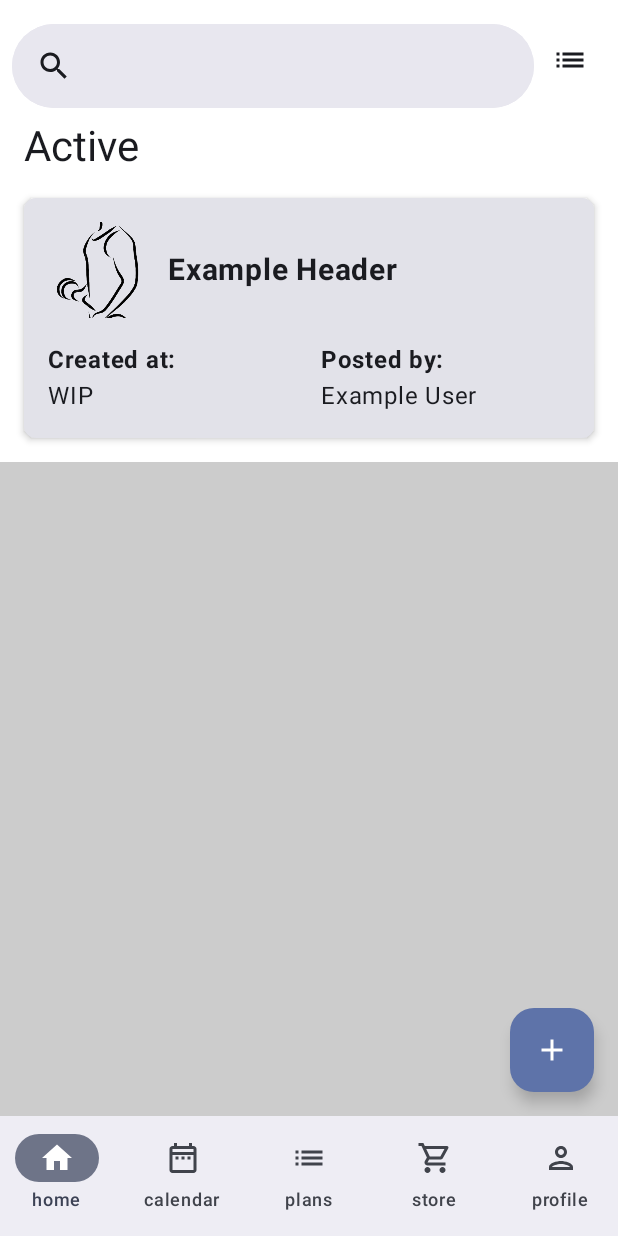
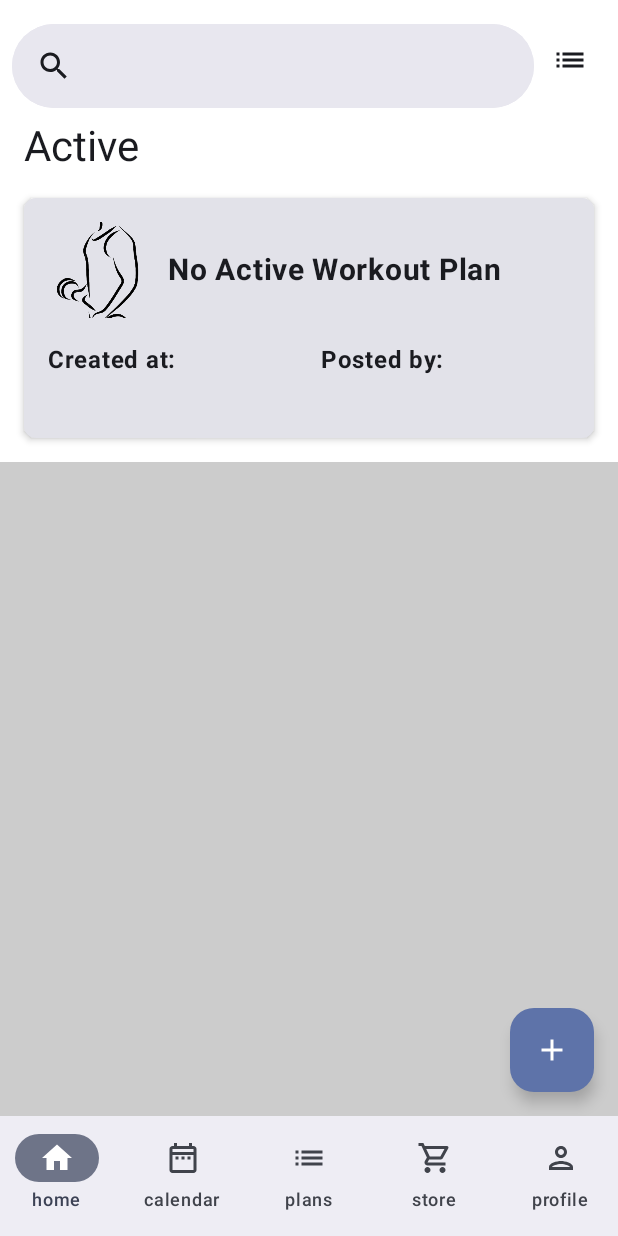
Before and after one commit to andrejkorica/MuscleStore2, an Android app built with Jetpack Compose: the PlansScreen screen opened through its navigation route, on a phone screen of 412 x 824 dp. Run offline under Robolectric (Android 15) with nearby library versions, the phone set to English and light mode, and no system bars.

Commit message:
plans view active works

```diff
--- a/app/src/main/java/hr/unipu/musclestore/viewmodels/WorkoutPlanViewModel.kt
+++ b/app/src/main/java/hr/unipu/musclestore/viewmodels/WorkoutPlanViewModel.kt
@@ -290,4 +290,100 @@ class WorkoutPlanViewModel : ViewModel() {
             }
         }
     }
+
+    // Function to retrieve the active workout plan
+    fun getActiveWorkoutPlan(
+        context: Context,
+        callback: (WorkoutPlan?, String?) -> Unit
+    ) {
+        val token = TokenManager.getToken(context)
+
+        viewModelScope.launch {
+            val response = getActiveWorkoutRequest(token)
+            val activeWorkoutId = parseActiveWorkoutIdFromJson(response)
+
+            if (activeWorkoutId != null) {
+                // Fetch the actual workout plan details using the active workout ID
+                getWorkoutPlanById(context, activeWorkoutId.toString()) { plan, error ->
+                    callback(plan, error)
+                }
+            } else {
+                callback(null, "Failed to parse active workout ID")
+            }
+        }
+    }
+
+    // Sends the request to retrieve the active workout plan
+    private suspend fun getActiveWorkoutRequest(token: String?): String? {
+        return withContext(Dispatchers.IO) {
+            val request = Request.Builder()
+                .url("http://10.0.2.2:8080/api/workout-plans/active")
+                .get()
+                .addHeader("Authorization", "Bearer $token")
+                .build()
+
+            try {
+                client.newCall(request).execute().use { response ->
+                    if (response.isSuccessful) {
+                        response.body?.string()
+                    } else {
+                        "Failed with response code ${response.code}, message: ${response.message}"
+                    }
+                }
+            } catch (e: IOException) {
+                Log.e("WorkoutPlanViewModel", "Exception during get active workout request: ${e.message}")
+                "Exception: ${e.message}"
+            }
+        }
+    }
+
+    // Parses the JSON response to extract active workout ID
+    private fun parseActiveWorkoutIdFromJson(json: String?): Int? {
+        return try {
+            val jsonObject = gson.fromJson(json, JsonObject::class.java)
+            jsonObject.get("workoutPlanId")?.asInt
+        } catch (e: Exception) {
+            Log.e("WorkoutPlanViewModel", "Exception during active workout ID parsing: ${e.message}")
+            null
+        }
+    }
+
+    // Function to set an active workout plan
+    fun setActiveWorkoutPlan(
+        context: Context,
+        workoutPlanId: Int,
+        callback: (Boolean, String?) -> Unit
+    ) {
+        val token = TokenManager.getToken(context)
+
+        viewModelScope.launch {
+            val response = setActiveWorkoutRequest(workoutPlanId, token)
+            val success = response != null && response.isEmpty()
+            callback(success, response)
+        }
+    }
+
+    // Sends the request to set an active workout plan
+    private suspend fun setActiveWorkoutRequest(workoutPlanId: Int, token: String?): String? {
+        return withContext(Dispatchers.IO) {
+            val request = Request.Builder()
+                .url("http://10.0.2.2:8080/api/workout-plans/$workoutPlanId/set-active")
+                .post(RequestBody.create("application/json; charset=utf-8".toMediaTypeOrNull(), "{}"))
+                .addHeader("Authorization", "Bearer $token")
+                .build()
+
+            try {
+                client.newCall(request).execute().use { response ->
+                    if (response.isSuccessful) {
+                        ""  // Return an empty string on successful request
+                    } else {
+                        "Failed with response code ${response.code}, message: ${response.message}"
+                    }
+                }
+            } catch (e: IOException) {
+                Log.e("WorkoutPlanViewModel", "Exception during set active workout request: ${e.message}")
+                "Exception: ${e.message}"
+            }
+        }
+    }
 }
--- a/app/src/main/java/hr/unipu/musclestore/views/PlansView.kt
+++ b/app/src/main/java/hr/unipu/musclestore/views/PlansView.kt
@@ -1,17 +1,37 @@
 package hr.unipu.musclestore.views
 
-import android.graphics.drawable.Drawable
 import androidx.compose.foundation.background
-import androidx.compose.foundation.layout.*
+import androidx.compose.foundation.layout.Box
+import androidx.compose.foundation.layout.Column
+import androidx.compose.foundation.layout.Row
+import androidx.compose.foundation.layout.Spacer
+import androidx.compose.foundation.layout.fillMaxHeight
+import androidx.compose.foundation.layout.fillMaxSize
+import androidx.compose.foundation.layout.fillMaxWidth
+import androidx.compose.foundation.layout.padding
 import androidx.compose.foundation.lazy.LazyColumn
 import androidx.compose.foundation.lazy.items
 import androidx.compose.foundation.shape.RoundedCornerShape
 import androidx.compose.material.icons.Icons
+import androidx.compose.material.icons.automirrored.filled.List
 import androidx.compose.material.icons.filled.Add
 import androidx.compose.material.icons.filled.List
 import androidx.compose.material.icons.filled.Search
-import androidx.compose.material3.*
-import androidx.compose.runtime.*
+import androidx.compose.material3.AlertDialog
+import androidx.compose.material3.Button
+import androidx.compose.material3.ExperimentalMaterial3Api
+import androidx.compose.material3.FloatingActionButton
+import androidx.compose.material3.Icon
+import androidx.compose.material3.IconButton
+import androidx.compose.material3.MaterialTheme
+import androidx.compose.material3.SearchBar
+import androidx.compose.material3.Text
+import androidx.compose.runtime.Composable
+import androidx.compose.runtime.LaunchedEffect
+import androidx.compose.runtime.getValue
+import androidx.compose.runtime.mutableStateOf
+import androidx.compose.runtime.remember
+import androidx.compose.runtime.setValue
 import androidx.compose.ui.Alignment
 import androidx.compose.ui.Modifier
 import androidx.compose.ui.graphics.Color
@@ -22,7 +42,6 @@ import androidx.compose.ui.res.imageResource
 import androidx.compose.ui.unit.dp
 import androidx.lifecycle.viewmodel.compose.viewModel
 import androidx.navigation.NavController
-import androidx.core.content.ContextCompat
 import hr.unipu.musclestore.R
 import hr.unipu.musclestore.composables.CustomCard
 import hr.unipu.musclestore.data.User
@@ -30,7 +49,6 @@ import hr.unipu.musclestore.data.WorkoutPlan
 import hr.unipu.musclestore.utils.Base64Manager.decodeBase64ToBitmap
 import hr.unipu.musclestore.utils.TimestampManager
 import hr.unipu.musclestore.viewmodel.WorkoutPlanViewModel
-
 @OptIn(ExperimentalMaterial3Api::class)
 @Composable
 fun PlansScreen(navController: NavController) {
@@ -40,12 +58,19 @@ fun PlansScreen(navController: NavController) {
     var text by remember { mutableStateOf("") }
     var showFilterDialog by remember { mutableStateOf(false) }
     var workoutPlans by remember { mutableStateOf<List<WorkoutPlan>>(emptyList()) }
+    var activeWorkoutPlan by remember { mutableStateOf<WorkoutPlan?>(null) }
     var user by remember { mutableStateOf<User?>(null) }
 
     LaunchedEffect(Unit) {
+        // Fetch all workout plans for the user
         workoutPlanViewModel.getWorkoutPlansForUser(context) { plans, fetchedUser, _ ->
             workoutPlans = plans ?: emptyList()
             user = fetchedUser
+        }
+
+        // Fetch the active workout plan separately
+        workoutPlanViewModel.getActiveWorkoutPlan(context) { activePlan, _ ->
+            activeWorkoutPlan = activePlan
         }
     }
 
@@ -54,6 +79,7 @@ fun PlansScreen(navController: NavController) {
             .fillMaxSize()
             .padding(bottom = 80.dp)
     ) {
+        // Active Workout Plan Card
         Box(
             modifier = Modifier
                 .fillMaxWidth()
@@ -79,7 +105,7 @@ fun PlansScreen(navController: NavController) {
                     )
 
                     IconButton(onClick = { showFilterDialog = true }) {
-                        Icon(Icons.Default.List, contentDescription = "Filter")
+                        Icon(Icons.AutoMirrored.Filled.List, contentDescription = "Filter")
                     }
                 }
 
@@ -89,14 +115,36 @@ fun PlansScreen(navController: NavController) {
                     style = MaterialTheme.typography.headlineMedium
                 )
 
-                // Example active plan card
-                CustomCard(
-                    imageBitmap = ImageBitmap.imageResource(id = R.drawable.lifter), // Placeholder image
-                    headerText = "Example Header",
-                    createdAt = "WIP",
-                    postedBy = "Example User",
-                    onClick = {}
-                )
+                // Display the active workout plan if it exists, otherwise show a placeholder
+                if (activeWorkoutPlan != null) {
+                    val imageBitmap = user?.profilePicture?.let { profilePictureBase64 ->
+                        decodeBase64ToBitmap(profilePictureBase64)?.asImageBitmap()
+                    } ?: ImageBitmap.imageResource(id = R.drawable.lifter) // Fallback image if null
+
+                    val section = activeWorkoutPlan?.sections?.firstOrNull()
+                    val exercise = section?.exercises?.firstOrNull()
+                    val formattedTimestamp = TimestampManager.formatTimestamp(activeWorkoutPlan!!.timestamp)
+
+                    CustomCard(
+                        imageBitmap = imageBitmap, // Use the decoded user profile image or fallback
+                        headerText = exercise?.title ?: "No Exercise", // Use exercise title or default
+                        createdAt = formattedTimestamp, // Display the formatted timestamp
+                        postedBy = "${user?.firstName} ${user?.lastName}", // User's name
+                        onClick = {
+                            // Navigate to DetailedPlansView with the active plan
+                            navController.navigate("DetailedPlansView/${activeWorkoutPlan!!.planId}")
+                        }
+                    )
+                } else {
+                    // Show a placeholder if there's no active workout plan
+                    CustomCard(
+                        imageBitmap = ImageBitmap.imageResource(id = R.drawable.lifter), // Placeholder image
+                        headerText = "No Active Workout Plan",
+                        createdAt = "",
+                        postedBy = "",
+                        onClick = {}
+                    )
+                }
             }
         }
 
@@ -147,7 +195,10 @@ fun PlansScreen(navController: NavController) {
             LazyColumn(
                 modifier = Modifier.fillMaxSize()
             ) {
-                items(workoutPlans) { plan ->
+                // Filter out the active workout plan from the list
+                val filteredPlans = workoutPlans.filter { it.planId != activeWorkoutPlan?.planId }
+
+                items(filteredPlans) { plan ->
                     // Decode the user's profile picture from Base64 to Bitmap or use fallback
                     val imageBitmap = user?.profilePicture?.let { profilePictureBase64 ->
                         decodeBase64ToBitmap(profilePictureBase64)?.asImageBitmap()
```
Also changed, not shown: app/src/main/java/hr/unipu/musclestore/views/DetailedPlansView.kt (+37 -1 lines).
